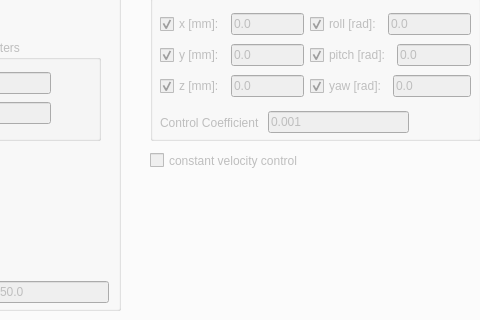
Above: ui/main_window.ui from zohannn/motion_manager before the change; both pictures show x 421 to 901 and y 274 to 594 of the 1265 by 795 pixel window. Below: the same form after it.
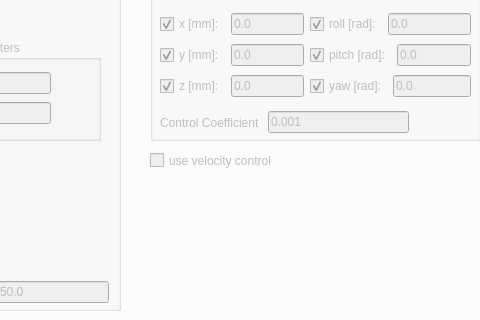
That is the form after the change. The open tabs and pages were chosen to show the change. Icons and pictures are not drawn. Custom widgets are drawn as their Qt base class.

```diff
--- a/ui/main_window.ui
+++ b/ui/main_window.ui
@@ -2121,7 +2121,7 @@
        </rect>
       </property>
       <property name="text">
-       <string>constant velocity control</string>
+       <string>use velocity control</string>
       </property>
      </widget>
      <widget class="QGroupBox" name="groupBox_right_hand_comp">
```
Left out of the diff: 4 changed lines with no effect on the pictures.
